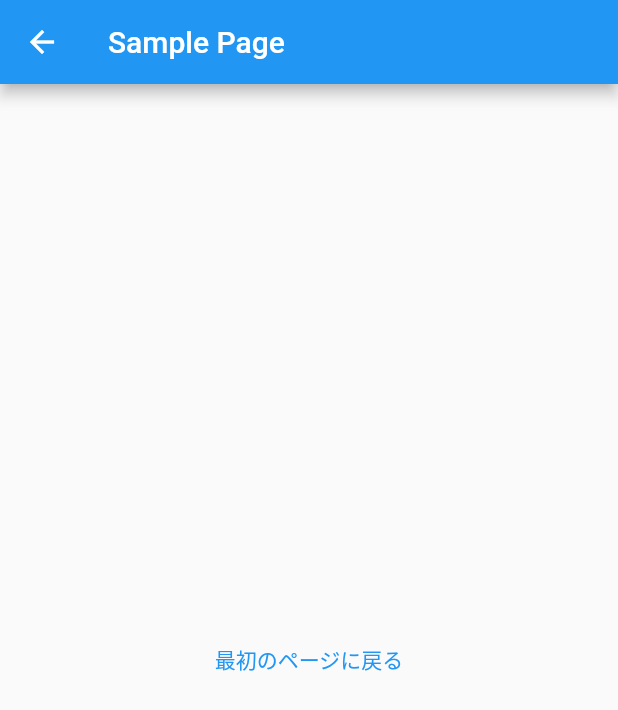
After one commit to fuwamaki/function-confirm-flutter, a Flutter app: the DialogPage screen opened directly, on a phone screen of 412 x 824 dp. The commit adds this screen. Shown: the top 710 px of the screen. Run offline on Flutter 3.47's test engine with Material 2 defaults, Android fonts, the phone set to English and light mode, and no system bars; our stand-ins replace fluttertoast; generated files the repository leaves out were written again.

Commit message:
add dialog_page

```diff
--- a/lib/component/home_list.dart
+++ b/lib/component/home_list.dart
@@ -7,6 +7,7 @@ import '../screen/color_palette_page.dart';
 import '../screen/segue_animation_page.dart';
 import '../screen/cupertino_tab_page.dart';
 import '../screen/bottom_tab_page.dart';
+import '../screen/dialog_page.dart';
 
 Widget homeList(BuildContext context) {
   return ListView(children: [
@@ -38,5 +39,9 @@ Widget homeList(BuildContext context) {
       Navigator.push(
           context, MaterialPageRoute(builder: (context) => BottomTabPage()));
     }),
+    homeListItem("dialog", () {
+      Navigator.push(
+          context, MaterialPageRoute(builder: (context) => DialogPage()));
+    }),
   ]);
 }
--- /dev/null
+++ b/lib/screen/dialog_page.dart
@@ -0,0 +1,17 @@
+import 'package:flutter/material.dart';
+
+class DialogPage extends StatelessWidget {
+  @override
+  Widget build(BuildContext context) {
+    return Scaffold(
+        appBar: AppBar(title: Text("Sample Page")),
+        body: Center(
+          child: TextButton(
+            child: Text("最初のページに戻る"),
+            onPressed: () {
+              Navigator.pop(context);
+            },
+          ),
+        ));
+  }
+}
```
